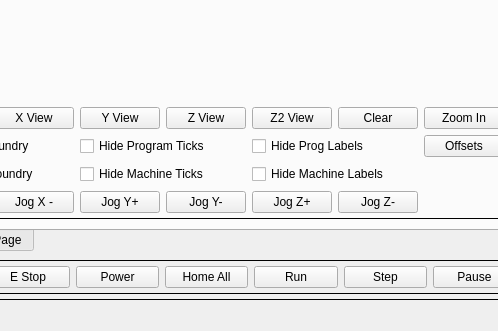
Before: the Qt Designer form examples/vtk_test/vtk_test/ui/mainwindow.ui in kcjengr/qtpyvcp, drawn with Qt 5; both pictures show x 124 to 622 and y 369 to 700 of the 840 by 700 pixel window.
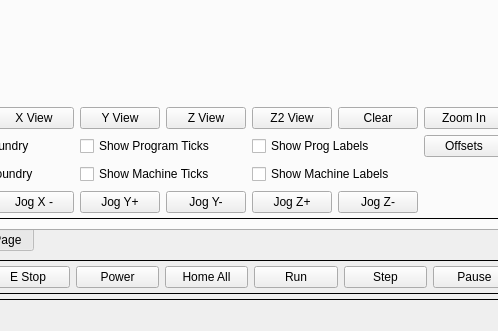
After: the same form once the commit is applied. Custom widgets are drawn as their Qt base class.

Commit message: reverse labels and ticks

What changed in the file:
```diff
--- a/examples/vtk_test/vtk_test/ui/mainwindow.ui
+++ b/examples/vtk_test/vtk_test/ui/mainwindow.ui
@@ -215,7 +215,7 @@
               <item row="4" column="4" colspan="2">
                <widget class="QCheckBox" name="hideMachineLabels">
                 <property name="text">
-                 <string>Hide Machine Labels</string>
+                 <string>Show Machine Labels</string>
                 </property>
                </widget>
               </item>
@@ -256,7 +256,7 @@
               <item row="3" column="2" colspan="2">
                <widget class="QCheckBox" name="hideProgramTicks">
                 <property name="text">
-                 <string>Hide Program Ticks</string>
+                 <string>Show Program Ticks</string>
                 </property>
                </widget>
               </item>
@@ -284,14 +284,14 @@
               <item row="3" column="4" colspan="2">
                <widget class="QCheckBox" name="hideProgramLabels">
                 <property name="text">
-                 <string>Hide Prog Labels</string>
+                 <string>Show Prog Labels</string>
                 </property>
                </widget>
               </item>
               <item row="4" column="2" colspan="2">
                <widget class="QCheckBox" name="hideMachineTicks">
                 <property name="text">
-                 <string>Hide Machine Ticks</string>
+                 <string>Show Machine Ticks</string>
                 </property>
                </widget>
               </item>
```
Left out of the diff: 28 changed lines with no effect on the pictures. The commit also changes 1 other file.
